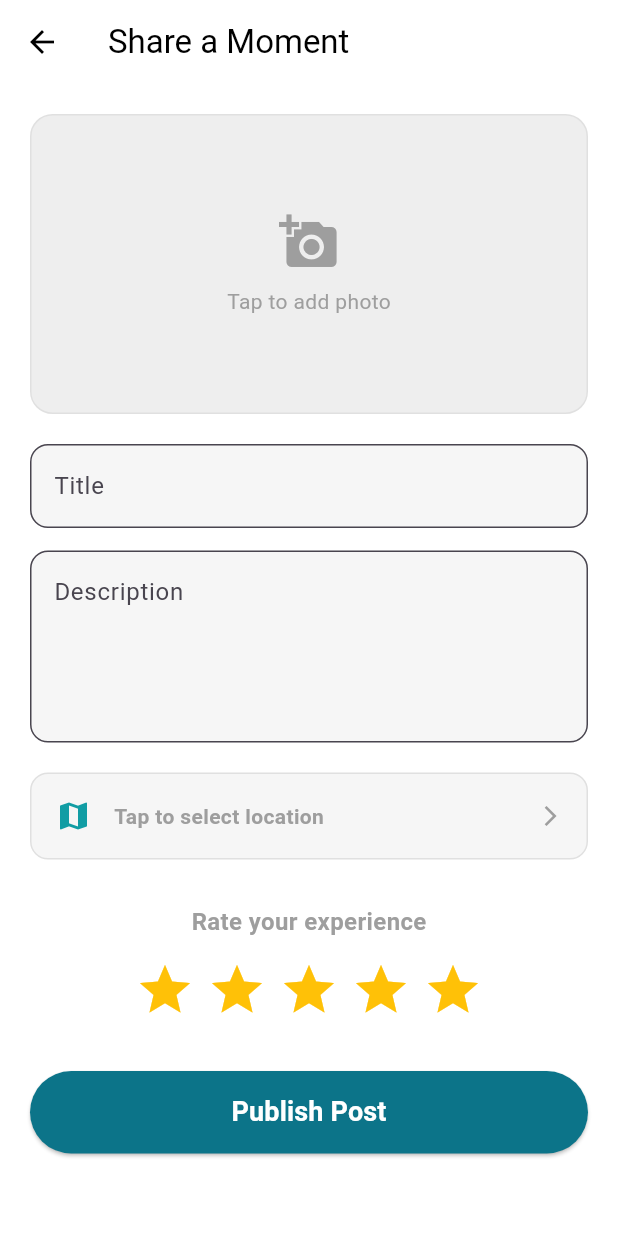
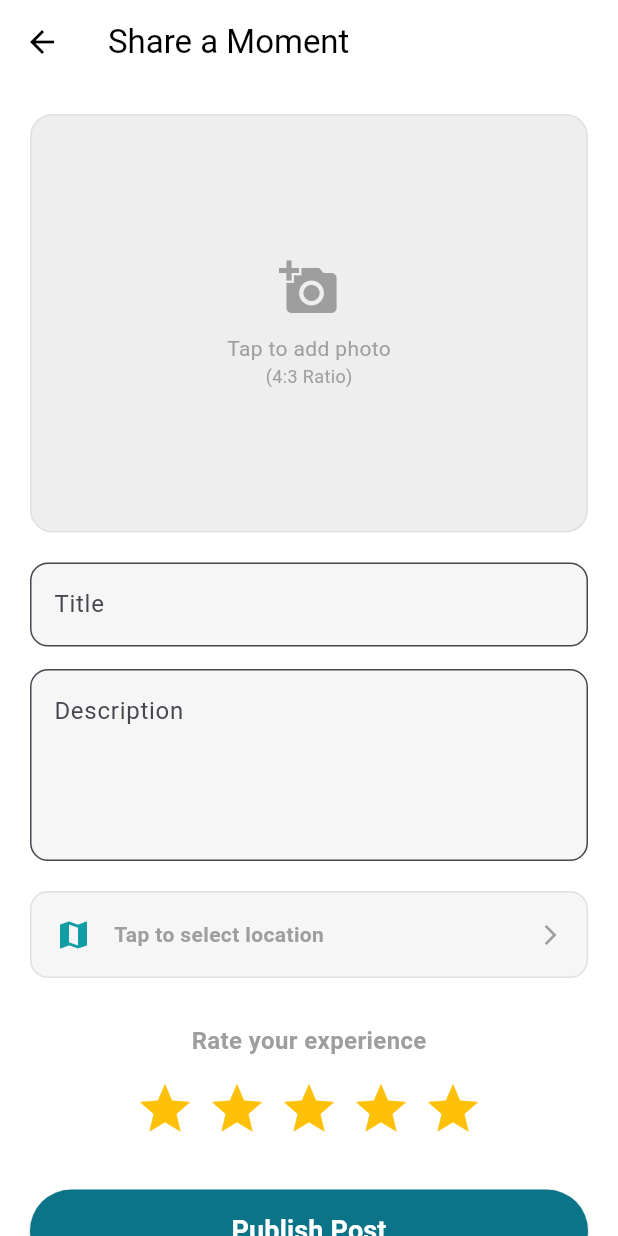
Before and after one commit to TeamA166/WonderTrip, a Flutter app: the CreatePostScreen screen opened directly, on a phone screen of 412 x 824 dp. Run offline on Flutter 3.47's test engine with Material 3 defaults, Android fonts, the phone set to English and light mode, and no system bars; our stand-ins replace cookie_jar, dio, dio_cookie_manager, flutter_map, geolocator, image_cropper and 2 more.

Commit message:
Final Commit Before Production

```diff
--- a/frontend/lib/create_post_screen.dart
+++ b/frontend/lib/create_post_screen.dart
@@ -1,6 +1,7 @@
 import 'dart:io';
 import 'package:flutter/material.dart';
 import 'package:image_picker/image_picker.dart';
+import 'package:image_cropper/image_cropper.dart'; // ✅ Import this
 import 'package:latlong2/latlong.dart';
 import 'package:flutter_application_wondertrip/services/auth_service.dart';
 import 'package:flutter_application_wondertrip/location_picker_screen.dart';
@@ -19,14 +20,47 @@ class _CreatePostScreenState extends State<CreatePostScreen> {
 
   LatLng? _selectedLocation;
   File? _imageFile;
-  int _rating = 5; // Default 5 stars
+  int _rating = 5;
   bool _isLoading = false;
   final ImagePicker _picker = ImagePicker();
 
+  // ✅ UPDATED: Pick AND Crop Image
   Future<void> _pickImage() async {
+    // 1. Pick Image
     final XFile? pickedFile = await _picker.pickImage(source: ImageSource.gallery);
+
     if (pickedFile != null) {
-      setState(() => _imageFile = File(pickedFile.path));
+      // 2. Crop Image immediately
+      await _cropImage(File(pickedFile.path));
+    }
+  }
+
+  // ✅ NEW: Crop Logic
+  Future<void> _cropImage(File imageFile) async {
+    CroppedFile? croppedFile = await ImageCropper().cropImage(
+      sourcePath: imageFile.path,
+      // Fixed Aspect Ratio to match your feed cards (e.g., 4:3 is standard for posts)
+      aspectRatio: const CropAspectRatio(ratioX: 4, ratioY: 3),
+      uiSettings: [
+        AndroidUiSettings(
+          toolbarTitle: 'Edit Photo',
+          toolbarColor: const Color(0xFF0C7489), // Your App Color
+          toolbarWidgetColor: Colors.white,
+          initAspectRatio: CropAspectRatioPreset.ratio4x3,
+          lockAspectRatio: true, // Force the user to keep the rectangle shape
+          hideBottomControls: false,
+        ),
+        IOSUiSettings(
+          title: 'Edit Photo',
+          aspectRatioLockEnabled: true, // Force rectangle on iOS too
+        ),
+      ],
+    );
+
+    if (croppedFile != null) {
+      setState(() {
+        _imageFile = File(croppedFile.path);
+      });
     }
   }
 
@@ -77,13 +111,10 @@ class _CreatePostScreenState extends State<CreatePostScreen> {
     }
   }
 
-  // ✅ Helper to build the Star Rating Row
   Widget _buildStarRating() {
     return Row(
-      mainAxisAlignment: MainAxisAlignment.center, // Center the stars
+      mainAxisAlignment: MainAxisAlignment.center,
       children: List.generate(5, (index) {
-        // Star Index is 0, 1, 2, 3, 4
-        // Rating is 1..5
         int starValue = index + 1;
         return IconButton(
           onPressed: () {
@@ -92,12 +123,12 @@ class _CreatePostScreenState extends State<CreatePostScreen> {
             });
           },
           icon: Icon(
-            starValue <= _rating ? Icons.star : Icons.star_border, // Filled or Outline
-            color: starValue <= _rating ? Colors.amber : Colors.grey, // Gold or Grey
-            size: 40, // Make them nice and big
+            starValue <= _rating ? Icons.star : Icons.star_border,
+            color: starValue <= _rating ? Colors.amber : Colors.grey,
+            size: 40,
           ),
-          padding: EdgeInsets.zero, // Reduce gap between stars
-          constraints: const BoxConstraints(), // Removes default padding
+          padding: EdgeInsets.zero,
+          constraints: const BoxConstraints(),
         );
       }),
     );
@@ -118,11 +149,12 @@ class _CreatePostScreenState extends State<CreatePostScreen> {
         child: Column(
           crossAxisAlignment: CrossAxisAlignment.start,
           children: [
-            // 1. Image Picker
+            // 1. Image Picker (Preview shows the exact crop)
             GestureDetector(
               onTap: _pickImage,
+              child: AspectRatio( // ✅ Force the preview to match the crop ratio (4:3)
+                aspectRatio: 4 / 3,
                 child: Container(
-                height: 200,
                   width: double.infinity,
                   decoration: BoxDecoration(
                     color: Colors.grey[200],
@@ -139,11 +171,26 @@ class _CreatePostScreenState extends State<CreatePostScreen> {
                             Icon(Icons.add_a_photo, size: 40, color: Colors.grey),
                             SizedBox(height: 10),
                             Text("Tap to add photo", style: TextStyle(color: Colors.grey)),
+                            Text("(4:3 Ratio)", style: TextStyle(color: Colors.grey, fontSize: 12)),
                           ],
                         )
                       : null,
                 ),
               ),
+            ),
+
+            // Helpful hint text
+            if (_imageFile != null)
+              Padding(
+                padding: const EdgeInsets.only(top: 8.0),
+                child: Center(
+                  child: Text(
+                    "This is exactly how it will appear in the feed.",
+                    style: TextStyle(color: Colors.grey[600], fontSize: 12),
+                  ),
+                ),
+              ),
+
             const SizedBox(height: 20),
 
             // 2. Text Fields
@@ -205,11 +252,11 @@ class _CreatePostScreenState extends State<CreatePostScreen> {
 
             const SizedBox(height: 30),
 
-            // 4. ✅ NEW STAR RATING SECTION
+            // 4. Rating
             const Center(child: Text("Rate your experience", style: TextStyle(fontWeight: FontWeight.bold, fontSize: 16, color: Colors.grey))),
             const SizedBox(height: 10),
 
-            _buildStarRating(), // Calls our new helper function
+            _buildStarRating(),
 
             const SizedBox(height: 30),
 
--- a/frontend/pubspec.yaml
+++ b/frontend/pubspec.yaml
@@ -46,6 +46,7 @@ dependencies:
   image_picker: ^1.0.7    # Helper for Latitude/Longitude handling   # To get user permissions and location
   cached_network_image: ^3.3.0
   url_launcher: ^6.2.0
+  image_cropper: ^8.0.2
 
 dev_dependencies:
   flutter_test:
```
Also changed, not shown: frontend/lib/edit_post_screen.dart (+43 -10 lines), frontend/lib/profile_screen.dart (+45 -23 lines), frontend/pubspec.lock, 1 other file. Lines whose indentation alone changed are shown as unchanged.
